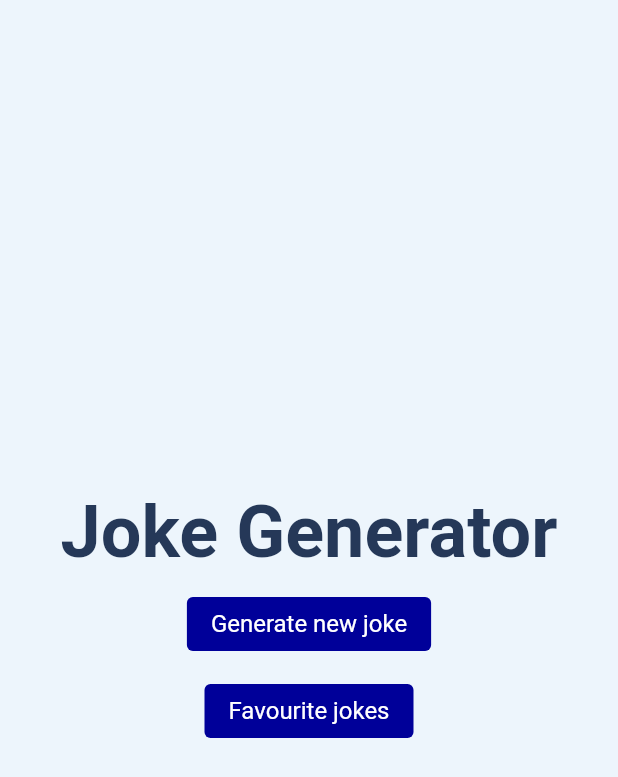
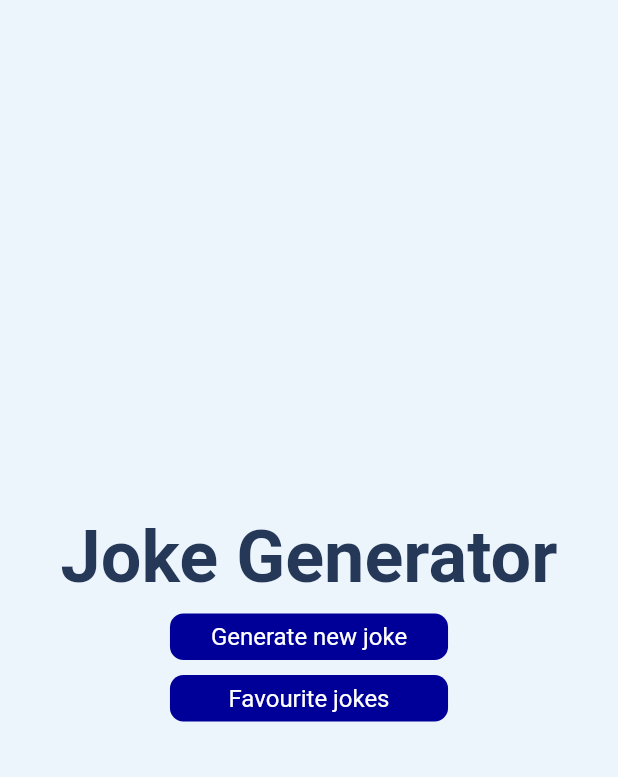
Before and after one commit to BBednareek/JokeMobileApp, a Flutter app: the screen it shows after launch, after a tap on "Generate new joke", on a phone screen of 412 x 824 dp. Shown: the top 777 px of the screen. Run offline on Flutter 3.47's test engine with Material 3 defaults, Android fonts, the phone set to English and light mode, and no system bars; our stand-ins replace bloc, connectivity_plus, dio, either_dart, equatable, flutter_bloc and 5 more; missing offline and left inert: chucker_flutter; Roboto replaces fonts that are missing (Poppins).

```diff
--- a/analysis_options.yaml
+++ b/analysis_options.yaml
@@ -3,7 +3,7 @@ include: package:flutter_lints/flutter.yaml
 analyzer:
   exclude:
     - "**/*.g.dart"
-    - "**/*.gr.dart"
+    - "**/*.freezed.dart"
     - "lib/core/di/injectable.config.dart"
 
   errors:
--- a/lib/core/theme/theme.dart
+++ b/lib/core/theme/theme.dart
@@ -2,7 +2,7 @@ import 'package:flutter/material.dart';
 import 'package:joke_app/core/theme/colors.dart';
 
 ThemeData darkTheme = ThemeData(
-  useMaterial3: true,
+  useMaterial3: false,
   brightness: Brightness.dark,
   scaffoldBackgroundColor: ProjectColors.darkBackground,
   colorScheme: const ColorScheme(
--- a/lib/features/connectivity_checker/pages/unconnected_page.dart
+++ b/lib/features/connectivity_checker/pages/unconnected_page.dart
@@ -7,7 +7,7 @@ class UnconnectedPage extends StatelessWidget {
   @override
   Widget build(BuildContext context) {
     return Scaffold(
-      body: SafeArea(child: onNotAvailableConnection()),
+      body: SafeArea(child: onNotAvailableConnection(context)),
     );
   }
 }
--- a/lib/features/connectivity_checker/widgets/connectivity_widgets.dart
+++ b/lib/features/connectivity_checker/widgets/connectivity_widgets.dart
@@ -1,6 +1,8 @@
 import 'package:flutter/material.dart';
+import 'package:joke_app/core/theme/inherited_widgets.dart';
 
 Widget onAvailableConnection(BuildContext context) {
+  double buttonWidth = MediaQuery.of(context).size.width * .45;
   return Center(
     child: Column(
       mainAxisAlignment: MainAxisAlignment.center,
@@ -12,19 +14,27 @@ Widget onAvailableConnection(BuildContext context) {
               ),
         ),
         const SizedBox(height: 10),
-        ElevatedButton(
+        SizedBox(
+          width: buttonWidth,
+          child: ElevatedButton(
+            style: startingPageButton(context),
             onPressed: () {},
             child: Text(
               "Generate new joke",
               style: Theme.of(context).textTheme.displayMedium,
             ),
           ),
+        ),
         const SizedBox(height: 10),
-        ElevatedButton(
+        SizedBox(
+          width: buttonWidth,
+          child: ElevatedButton(
+            style: startingPageButton(context),
             onPressed: () {},
             child: Text(
               "Favourite jokes",
               style: Theme.of(context).textTheme.displayMedium,
+            ),
           ),
         ),
       ],
@@ -32,8 +42,18 @@ Widget onAvailableConnection(BuildContext context) {
   );
 }
 
-Widget onNotAvailableConnection() {
-  return const Column(
-    children: [Text("NO CONNECTION")],
+Widget onNotAvailableConnection(BuildContext context) {
+  return Center(
+    child: Column(
+      children: [
+        Text(
+          "NO CONNECTION",
+          style: Theme.of(context)
+              .textTheme
+              .bodyLarge!
+              .copyWith(color: Theme.of(context).colorScheme.onBackground),
+        )
+      ],
+    ),
   );
 }
```
Also changed, not shown: lib/core/theme/inherited_widgets.dart (added, +10 -0 lines), lib/features/joke_generator/presentation/pages/pick_joke_details.dart (renamed from lib/features/joke_generator/presentation/presentation/joke_page.dart, +7 -11 lines), lib/features/joke_generator/presentation/widgets/joke_widgets.dart (+21 -22 lines), lib/main.dart (+2 -5 lines), lib/features/joke_generator/presentation/pages/generated_joke.dart (added). Lines whose indentation alone changed are shown as unchanged.
